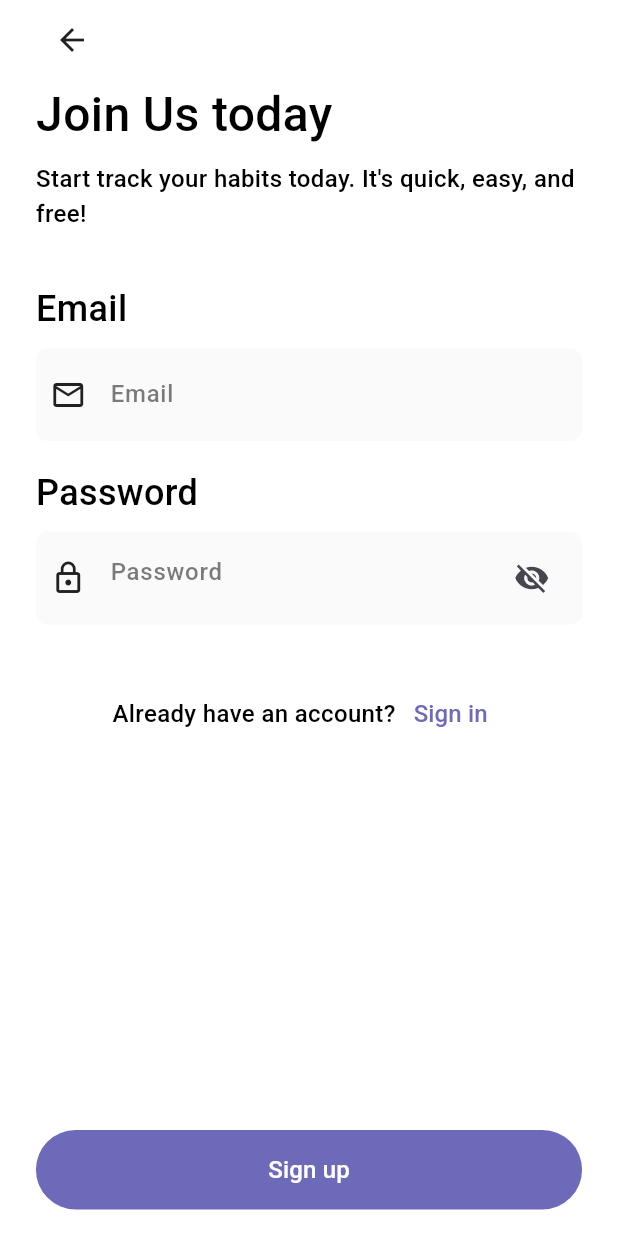
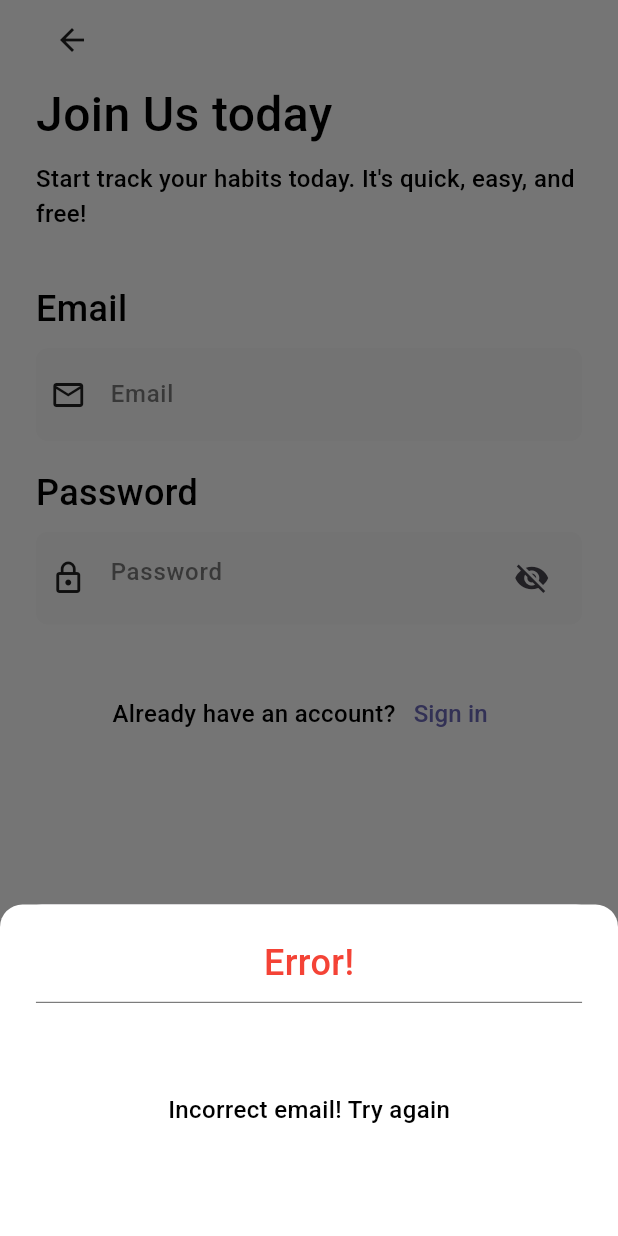
Before and after one commit to d3vvv1/habit_tracker, a Flutter app: the SignUpScreen screen opened by its route, after a tap on "Sign up", on a phone screen of 412 x 824 dp. Run offline on Flutter 3.47's test engine with Material 3 defaults, Android fonts, the phone set to English and light mode, and no system bars; our stand-ins replace firebase_auth, firebase_core, flutter_bloc, get_it, go_router; accounts and stored records are empty.

Commit message:
Обработка ошибок аутентификации

```diff
--- a/lib/core/localizations/app_en.arb
+++ b/lib/core/localizations/app_en.arb
@@ -89,5 +89,8 @@
     "welcomeBack": "Welcome Back!",
     "signInText": "Sign in to access your personalized habit tracking experience.",
     "rememberMe": "Remember me",
-    "forgotPassword": "Forgot Password?"
+    "forgotPassword": "Forgot Password?",
+    "error": "Error!",
+    "inCorrectPassword": "Incorrect password! Password should be at least 8 symbols",
+    "inCorrectEmail": "Incorrect email! Try again"
 }
--- a/lib/core/localizations/app_localizations.dart
+++ b/lib/core/localizations/app_localizations.dart
@@ -589,6 +589,24 @@ abstract class AppLocalizations {
   /// In ru, this message translates to:
   /// **'Уже есть аккаунт?'**
   String get alreadyHaveAccount;
+
+  /// No description provided for @error.
+  ///
+  /// In ru, this message translates to:
+  /// **'Ошибка!'**
+  String get error;
+
+  /// No description provided for @inCorrectPassword.
+  ///
+  /// In ru, this message translates to:
+  /// **'Неправильный пароль! Пароль должен состоять минимум из 8 символов'**
+  String get inCorrectPassword;
+
+  /// No description provided for @inCorrectEmail.
+  ///
+  /// In ru, this message translates to:
+  /// **'Неправильный email! Попробуйте еще раз'**
+  String get inCorrectEmail;
 }
 
 class _AppLocalizationsDelegate
--- a/lib/core/localizations/app_localizations_en.dart
+++ b/lib/core/localizations/app_localizations_en.dart
@@ -257,4 +257,14 @@ class AppLocalizationsEn extends AppLocalizations {
 
   @override
   String get alreadyHaveAccount => 'Already have an account?';
+
+  @override
+  String get error => 'Error!';
+
+  @override
+  String get inCorrectPassword =>
+      'Incorrect password! Password should be at least 8 symbols';
+
+  @override
+  String get inCorrectEmail => 'Incorrect email! Try again';
 }
--- a/lib/core/localizations/app_localizations_ru.dart
+++ b/lib/core/localizations/app_localizations_ru.dart
@@ -258,4 +258,14 @@ class AppLocalizationsRu extends AppLocalizations {
 
   @override
   String get alreadyHaveAccount => 'Уже есть аккаунт?';
+
+  @override
+  String get error => 'Ошибка!';
+
+  @override
+  String get inCorrectPassword =>
+      'Неправильный пароль! Пароль должен состоять минимум из 8 символов';
+
+  @override
+  String get inCorrectEmail => 'Неправильный email! Попробуйте еще раз';
 }
--- a/lib/core/localizations/app_ru.arb
+++ b/lib/core/localizations/app_ru.arb
@@ -89,5 +89,8 @@
     "joinToday": "Присоединяйтесь к нам сегодня",
     "signUpMessage": "Начните отслеживать свои привычки сегодня. Это быстро, просто и бесплатно!",
     "termsAndConditions": "Я согласен с Условиями и положениями.",
-    "alreadyHaveAccount": "Уже есть аккаунт?"
+    "alreadyHaveAccount": "Уже есть аккаунт?",
+    "error": "Ошибка!",
+    "inCorrectPassword": "Неправильный пароль! Пароль должен состоять минимум из 8 символов",
+    "inCorrectEmail": "Неправильный email! Попробуйте еще раз"
 }
--- a/lib/core/routing/go_router.dart
+++ b/lib/core/routing/go_router.dart
@@ -14,11 +14,10 @@ import 'package:habit_tracker/core/views/screens/sign_up_screen.dart';
 final router = GoRouter(
   initialLocation: '/home',
   redirect: (_, state) async {
-    bool isAuthenticated = FirebaseAuth.instance.currentUser != null;
-
-    if (state.fullPath!.contains('auth') && isAuthenticated) {
+    if (state.fullPath!.contains('/auth')) {
       return null;
     }
+    bool isAuthenticated = FirebaseAuth.instance.currentUser != null;
 
     // FirebaseAuth.instance.authStateChanges().listen((User? user) {
     //   if (user == null) {
--- a/lib/core/views/screens/sign_up_screen.dart
+++ b/lib/core/views/screens/sign_up_screen.dart
@@ -9,7 +9,9 @@ import 'package:habit_tracker/core/services/auth/auth_service.dart';
 import 'package:habit_tracker/core/utils/adaptive_val.dart';
 import 'package:habit_tracker/core/views/widgets/custom_app_bar.dart';
 import 'package:habit_tracker/core/views/widgets/custom_back_button.dart';
+import 'package:habit_tracker/core/views/widgets/error_modal_bottom_sheet.dart';
 import 'package:habit_tracker/features/auth/bloc/auth_bloc.dart';
+import 'package:habit_tracker/features/auth/bloc/auth_state.dart';
 import 'package:habit_tracker/features/auth/presentation/complete_sign_up_button.dart';
 import 'package:habit_tracker/features/auth/presentation/email_input_field.dart';
 import 'package:habit_tracker/features/auth/presentation/password_input_filed.dart';
@@ -23,6 +25,28 @@ class SignUpScreen extends StatelessWidget {
       create: (context) => AuthBloc(
         authService: GetIt.instance<AuthService>(),
       ),
+      lazy: false,
+      child: BlocListener<AuthBloc, AuthState>(
+        listener: (context, state) {
+          if (state is SuccessLogin) {
+            context.goNamed(AppRouteNames.home);
+          } else if (state is! InitialState) {
+            showModalBottomSheet(
+              context: context,
+              builder: (context) {
+                String errorText = '';
+                if (state is InCorrectEmail) {
+                  errorText = AppWords.of(context).inCorrectEmail;
+                } else if (state is InCorrectPassword) {
+                  errorText = AppWords.of(context).inCorrectPassword;
+                } else if (state is AuthError) {
+                  errorText = state.errorText;
+                }
+                return ErrorModalBottomSheet(errorText: errorText);
+              },
+            );
+          }
+        },
         child: Scaffold(
           resizeToAvoidBottomInset: false,
           appBar: CustomAppBar(
@@ -97,6 +121,7 @@ class SignUpScreen extends StatelessWidget {
             ),
           ),
         ),
+      ),
     );
   }
 }
--- /dev/null
+++ b/lib/core/views/widgets/error_modal_bottom_sheet.dart
@@ -0,0 +1,59 @@
+import 'package:flutter/material.dart';
+import 'package:habit_tracker/core/extensions/build_context_extension.dart';
+import 'package:habit_tracker/core/localizations/app_words.dart';
+import 'package:habit_tracker/core/utils/adaptive_val.dart';
+import 'package:habit_tracker/core/views/widgets/separator.dart';
+
+class ErrorModalBottomSheet extends StatelessWidget {
+  final String errorText;
+  const ErrorModalBottomSheet({super.key, required this.errorText});
+
+  @override
+  Widget build(BuildContext context) {
+    return DecoratedBox(
+      decoration: BoxDecoration(
+          color: context.appColors.base2,
+          borderRadius: const BorderRadius.only(
+            topLeft: Radius.circular(15),
+            topRight: Radius.circular(15),
+          )),
+      child: SizedBox(
+        height: Adaptive.getHeight(250),
+        child: Padding(
+          padding: EdgeInsets.symmetric(
+            horizontal: Adaptive.getWidth(25),
+            vertical: Adaptive.getHeight(25),
+          ),
+          child: Column(
+            mainAxisAlignment: MainAxisAlignment.start,
+            children: [
+              Text(
+                AppWords.of(context).error,
+                style: context.appText.header3.copyWith(
+                  color: Colors.red,
+                ),
+              ),
+              SizedBox(
+                height: Adaptive.getHeight(10),
+              ),
+              const Separator(),
+              SizedBox(
+                height: Adaptive.getHeight(10),
+              ),
+              Expanded(
+                child: Center(
+                  child: Text(
+                    errorText,
+                    style: context.appText.header4,
+                    maxLines: 3,
+                    overflow: TextOverflow.ellipsis,
+                  ),
+                ),
+              ),
+            ],
+          ),
+        ),
+      ),
+    );
+  }
+}
--- a/lib/features/auth/bloc/auth_bloc.dart
+++ b/lib/features/auth/bloc/auth_bloc.dart
@@ -57,7 +57,14 @@ class AuthBloc extends Bloc<AuthEvent, AuthState> {
         emit(InCorrectPassword());
         return;
       } else {
-        _authService.login(_user!);
+        try {
+          bool res = await _authService.login(_user!);
+          if (res) {
+            emit(SuccessLogin());
+          }
+        } catch (e) {
+          emit(AuthError(errorText: e.toString()));
+        }
       }
     }
   }
@@ -74,7 +81,14 @@ class AuthBloc extends Bloc<AuthEvent, AuthState> {
         emit(InCorrectPassword());
         return;
       } else {
-        _authService.signUp(_user!);
+        try {
+          bool res = await _authService.signUp(_user!);
+          if (res) {
+            emit(SuccessLogin());
+          }
+        } catch (e) {
+          emit(AuthError(errorText: e.toString()));
+        }
       }
     }
   }
--- a/lib/features/auth/bloc/auth_state.dart
+++ b/lib/features/auth/bloc/auth_state.dart
@@ -5,3 +5,11 @@ class InitialState extends AuthState {}
 class InCorrectEmail extends AuthState {}
 
 class InCorrectPassword extends AuthState {}
+
+class SuccessLogin extends AuthState {}
+
+class AuthError extends AuthState {
+  final String errorText;
+
+  AuthError({required this.errorText});
+}
```
Also changed, not shown: lib/core/views/screens/sign_in_screen.dart (+27 -0 lines), lib/features/auth/presentation/logout_confirm_button.dart (+9 -1 lines). Lines whose indentation alone changed are shown as unchanged.
